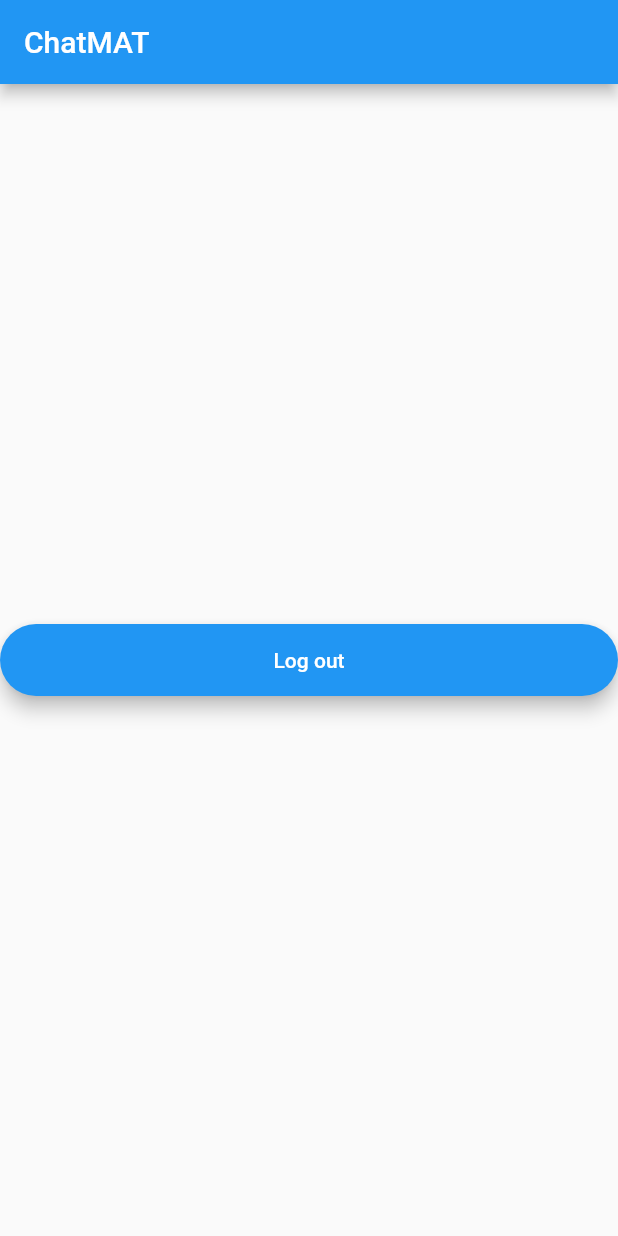
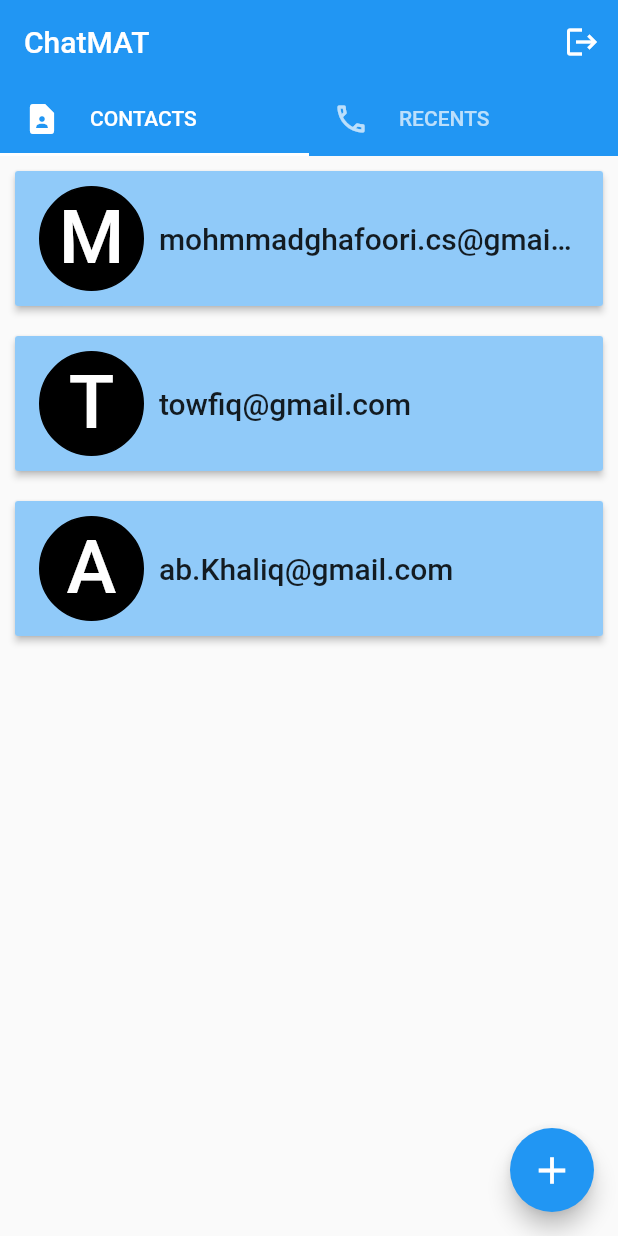
Before and after one commit to TowfiqAmiri97/Flutter-Project, a Flutter app: the screen it shows once a user with an empty profile is signed in, on a phone screen of 412 x 824 dp. Run offline on Flutter 3.47's test engine with Material 2 defaults, Android fonts, the phone set to English and light mode, and no system bars; our stand-ins replace firebase_auth, firebase_core, permission_handler; missing offline and left inert: agora_rtc_ng; accounts and stored records are empty.

Commit message:
add towfiq and ab.khaleq code to repository

```diff
--- /dev/null
+++ b/chat_mat/lib/pages/home/Contacts.dart
@@ -0,0 +1,40 @@
+import 'package:chat_mat/pages/call/OutgoingCall.dart';
+import 'package:chat_mat/pages/home/AddContact.dart';
+import 'package:chat_mat/pages/home/Items/ContactItem.dart';
+import 'package:flutter/material.dart';
+import 'package:flutter/src/widgets/container.dart';
+import 'package:flutter/src/widgets/framework.dart';
+
+class Contacts extends StatefulWidget {
+  const Contacts({super.key});
+
+  @override
+  State<Contacts> createState() => _ContactsState();
+}
+
+class _ContactsState extends State<Contacts> {
+  @override
+  Widget build(BuildContext context) {
+    return Scaffold(
+      body: ContactsList(aFunction: Call),
+      floatingActionButton: FloatingActionButton(
+          onPressed: () {
+            Navigator.push(context, MaterialPageRoute(builder: (context) {
+              return const AddContact();
+            }));
+          },
+          child: const Icon(
+            Icons.add,
+            size: 30,
+          )),
+    );
+  }
+
+  void Call(String email) {
+    Navigator.push(context, MaterialPageRoute(builder: (context) {
+      return OutgoingCall(
+        email: email,
+      );
+    }));
+  }
+}
--- /dev/null
+++ b/chat_mat/lib/pages/home/Items/ContactItem.dart
@@ -0,0 +1,189 @@
+import 'package:agora_rtc_ng/agora_rtc_ng.dart';
+import 'package:chat_mat/pages/call/OutgoingCall.dart';
+import 'package:chat_mat/services/ContactService.dart';
+import 'package:flutter/material.dart';
+import 'package:flutter/src/widgets/container.dart';
+import 'package:flutter/src/widgets/framework.dart';
+import 'package:permission_handler/permission_handler.dart';
+
+class ContactItem extends StatefulWidget {
+  String email = "";
+  final Function(String email) aFunction;
+
+  ContactItem({
+    required this.email,
+    required this.aFunction,
+    Key? key,
+  }) : super(key: key);
+
+  @override
+  State<ContactItem> createState() => _ContactItem();
+}
+
+class _ContactItem extends State<ContactItem> {
+  static const String appId = "";
+  String channelName = "<--Insert channel name here-->";
+  String token = "<--Insert authentication token here-->";
+  int uid = 0; // uid of the local user
+
+  int? _remoteUid; // uid of the remote user
+  bool _isJoined = false; // Indicates if the local user has joined the channel
+  late RtcEngine agoraEngine; // Agora engine instance
+
+  final GlobalKey<ScaffoldMessengerState> scaffoldMessengerKey =
+      GlobalKey<ScaffoldMessengerState>(); // Global key to access the scaffold
+
+  void join() async {
+    // Set channel options including the client role and channel profile
+    ChannelMediaOptions options = const ChannelMediaOptions(
+      clientRoleType: ClientRoleType.clientRoleBroadcaster,
+      channelProfile: ChannelProfileType.channelProfileCommunication,
+    );
+
+    await agoraEngine.joinChannelWithOptions(
+      token: token,
+      channelId: channelName,
+      options: options,
+      uid: uid,
+    );
+  }
+
+  void leave() {
+    setState(() {
+      _isJoined = false;
+      _remoteUid = null;
+    });
+    agoraEngine.leaveChannel();
+  }
+
+  @override
+  void dispose() async {
+    await agoraEngine.leaveChannel();
+    super.dispose();
+  }
+
+  showMessage(String message) {
+    scaffoldMessengerKey.currentState?.showSnackBar(SnackBar(
+      content: Text(message),
+    ));
+  }
+
+  @override
+  void initState() {
+    super.initState();
+    // Set up an instance of Agora engine
+    setupVoiceSDKEngine();
+  }
+
+  Future<void> setupVoiceSDKEngine() async {
+    // retrieve or request microphone permission
+    await [Permission.microphone].request();
+
+    //create an instance of the Agora engine
+    agoraEngine = createAgoraRtcEngine();
+    await agoraEngine.initialize(const RtcEngineContext(appId: appId));
+
+    // Register the event handler
+    agoraEngine.registerEventHandler(
+      RtcEngineEventHandler(
+        onJoinChannelSuccess: (RtcConnection connection, int elapsed) {
+          showMessage(
+              "Local user uid:${connection.localUid} joined the channel");
+          setState(() {
+            _isJoined = true;
+          });
+        },
+        onUserJoined: (RtcConnection connection, int remoteUid, int elapsed) {
+          showMessage("Remote user uid:$remoteUid joined the channel");
+          setState(() {
+            _remoteUid = remoteUid;
+          });
+        },
+        onUserOffline: (RtcConnection connection, int remoteUid,
+            UserOfflineReasonType reason) {
+          showMessage("Remote user uid:$remoteUid left the channel");
+          setState(() {
+            _remoteUid = null;
+          });
+        },
+      ),
+    );
+  }
+
+  @override
+  Widget build(BuildContext context) {
+    return Container(
+      margin: EdgeInsets.all(10),
+      child: MaterialButton(
+        color: Colors.blue[200],
+        onPressed: () {
+          widget.aFunction(widget.email);
+        },
+        child: Row(
+          children: [
+            Container(
+                margin: EdgeInsets.fromLTRB(0, 10, 10, 10),
+                width: 70,
+                height: 70,
+                decoration: BoxDecoration(
+                    color: Colors.black,
+                    border: Border.all(),
+                    borderRadius: BorderRadius.all(Radius.circular(50))),
+                child: Center(
+                    child: Text(
+                  widget.email.substring(0, 1).toUpperCase(),
+                  style: TextStyle(fontSize: 50, color: Colors.white),
+                ))),
+            Expanded(
+                child: Text(widget.email,
+                    style: TextStyle(
+                        fontSize: 20, overflow: TextOverflow.ellipsis))),
+          ],
+        ),
+      ),
+    );
+  }
+
+  Widget _status() {
+    String statusText;
+
+    if (!_isJoined)
+      statusText = 'Join a channel';
+    else if (_remoteUid == null)
+      statusText = 'Waiting for a remote user to join...';
+    else
+      statusText = 'Connected to remote user, uid:$_remoteUid';
+
+    return Text(
+      statusText,
+    );
+  }
+}
+
+class ContactsList extends StatelessWidget {
+  final Function(String email) aFunction;
+
+  ContactsList({
+    required this.aFunction,
+    Key? key,
+  }) : super(key: key);
+
+  List<String> list = ContactService().get_contact();
+
+  @override
+  Widget build(BuildContext context) {
+    return Column(
+      children: [
+        Expanded(
+            child: ListView.builder(
+                itemCount: list.length,
+                itemBuilder: ((context, index) {
+                  return ContactItem(
+                    email: list[index],
+                    aFunction: aFunction,
+                  );
+                })))
+      ],
+    );
+  }
+}
--- /dev/null
+++ b/chat_mat/lib/pages/home/Recents.dart
@@ -0,0 +1,20 @@
+import 'package:chat_mat/pages/home/Items/RecentItem.dart';
+import 'package:flutter/material.dart';
+import 'package:flutter/src/widgets/container.dart';
+import 'package:flutter/src/widgets/framework.dart';
+
+class Recents extends StatefulWidget {
+  const Recents({super.key});
+
+  @override
+  State<Recents> createState() => _RecentsState();
+}
+
+class _RecentsState extends State<Recents> {
+  @override
+  Widget build(BuildContext context) {
+    return Center(
+      child: RecentsList(),
+    );
+  }
+}
--- a/chat_mat/lib/pages/home/home.dart
+++ b/chat_mat/lib/pages/home/home.dart
@@ -1,3 +1,5 @@
+import 'package:chat_mat/pages/home/Contacts.dart';
+import 'package:chat_mat/pages/home/Recents.dart';
 import 'package:chat_mat/services/auth.dart';
 import 'package:flutter/material.dart';
 
@@ -8,35 +10,75 @@ class Home extends StatefulWidget {
   }
 }
 
-class _Home extends State<Home> {
+class _Home extends State<Home> with SingleTickerProviderStateMixin {
+  late TabController controller;
+
+  @override
+  void initState() {
+    super.initState();
+    controller = TabController(length: 2, vsync: this);
+  }
+
+  @override
+  void dispose() {
+    controller.dispose();
+    super.dispose();
+  }
+
   final AuthService _auth = new AuthService();
 
   @override
-  Widget build(BuildContext context) {
-    final SignOut = Material(
-      elevation: 5.0,
-      borderRadius: BorderRadius.circular(30.0),
-      color: Theme.of(context).primaryColor,
-      child: MaterialButton(
-        minWidth: MediaQuery.of(context).size.width,
-        padding: const EdgeInsets.fromLTRB(20.0, 15.0, 20.0, 15.0),
+  Widget build(BuildContext context) => Scaffold(
+        body: Scaffold(
+            body: NestedScrollView(
+          headerSliverBuilder: (BuildContext context, bool innerBoxIsScrolled) {
+            return <Widget>[
+              SliverAppBar(
+                title: Text('ChatMAT'),
+                actions: [
+                  IconButton(
                       onPressed: () async {
                         await _auth.signOut();
                       },
-        child: Text(
-          "Log out",
-          style: const TextStyle(color: Colors.white),
-          textAlign: TextAlign.center,
+                      icon: Icon(Icons.logout))
+                ],
+                pinned: true,
+                floating: true,
+                bottom: TabBar(
+                  indicatorSize: TabBarIndicatorSize.tab,
+                  indicatorColor: Colors.white,
+                  controller: controller,
+                  tabs: [
+                    Tab(
+                      child: Row(
+                        children: [
+                          Icon(Icons.contact_page),
+                          SizedBox(width: 20.0),
+                          const Text("CONTACTS"),
+                        ],
                       ),
                     ),
-    );
-
-    return Scaffold(
-      appBar: AppBar(
-        title: const Text('ChatMAT'),
-        backgroundColor: Colors.blue,
+                    Tab(
+                      child: Row(
+                        children: [
+                          Icon(Icons.call_outlined),
+                          SizedBox(width: 20.0),
+                          Text("RECENTS"),
+                        ],
                       ),
-      body: Center(child: SignOut),
+                    ),
+                  ],
+                ),
+              ),
+            ];
+          },
+          body: TabBarView(
+            controller: controller,
+            children: const <Widget>[
+              Contacts(),
+              Recents(),
+            ],
+          ),
+        )),
       );
 }
-}
--- /dev/null
+++ b/chat_mat/lib/services/ContactService.dart
@@ -0,0 +1,12 @@
+import 'package:chat_mat/pages/home/Items/ContactItem.dart';
+
+class ContactService {
+  List<String> get_contact() {
+    List<String> contacts = [
+      "mohmmadghafoori.cs@gmail.com",
+      "towfiq@gmail.com",
+      "ab.Khaliq@gmail.com"
+    ];
+    return contacts;
+  }
+}
--- /dev/null
+++ b/chat_mat/lib/services/RecentCallServices.dart
@@ -0,0 +1,25 @@
+import 'package:chat_mat/models/RecentCallModel.dart';
+import 'package:chat_mat/pages/home/Items/ContactItem.dart';
+
+class RecentCallServices {
+  List<RecentCallModel> get_recent_call() {
+    List<RecentCallModel> contacts = [
+      RecentCallModel(
+          email: "mohammadghafoori@gmail.com",
+          Time: "4",
+          DateTime: "2:10 PM",
+          Date: "2022/11/7"),
+      RecentCallModel(
+          email: "mohammadghafoori@gmail.com",
+          Time: "4",
+          DateTime: "1:10 AM",
+          Date: "2022/11/5"),
+      RecentCallModel(
+          email: "mohammadghafoori@gmail.com",
+          Time: "4",
+          DateTime: "12:10 PM",
+          Date: "2022/11/3"),
+    ];
+    return contacts;
+  }
+}
--- a/chat_mat/pubspec.yaml
+++ b/chat_mat/pubspec.yaml
@@ -31,6 +31,8 @@ environment:
 dependencies:
   flutter:
     sdk: flutter
+  agora_rtc_ng: ^6.0.0-beta.2
+  permission_handler: ^10.2.0
 
   # The following adds the Cupertino Icons font to your application.
   # Use with the CupertinoIcons class for iOS style icons.
```
Also changed, not shown: chat_mat/lib/models/RecentCallModel.dart (added, +8 -0 lines), chat_mat/lib/pages/call/IncomCall.dart (added, +90 -0 lines), chat_mat/lib/pages/call/OutgoingCall.dart (added, +96 -0 lines), chat_mat/lib/pages/home/AddContact.dart (added, +20 -0 lines), chat_mat/lib/pages/home/Items/RecentItem.dart (added, +105 -0 lines), chat_mat/pubspec.lock, 2 other files. Lines whose indentation alone changed are shown as unchanged.
